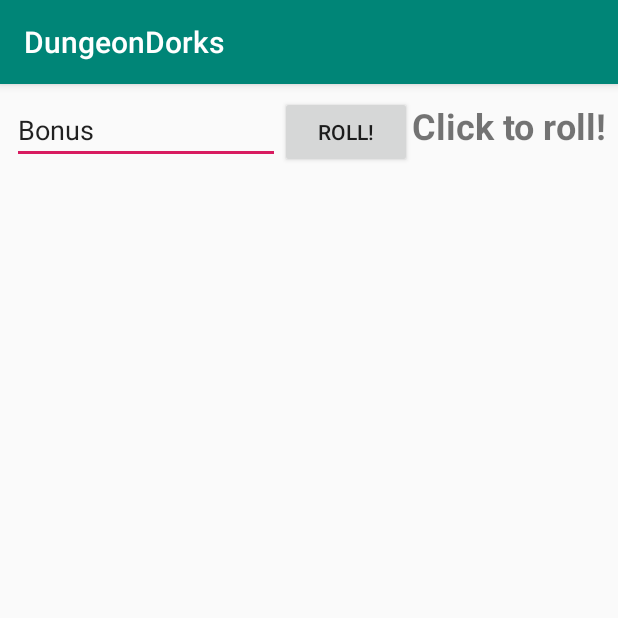
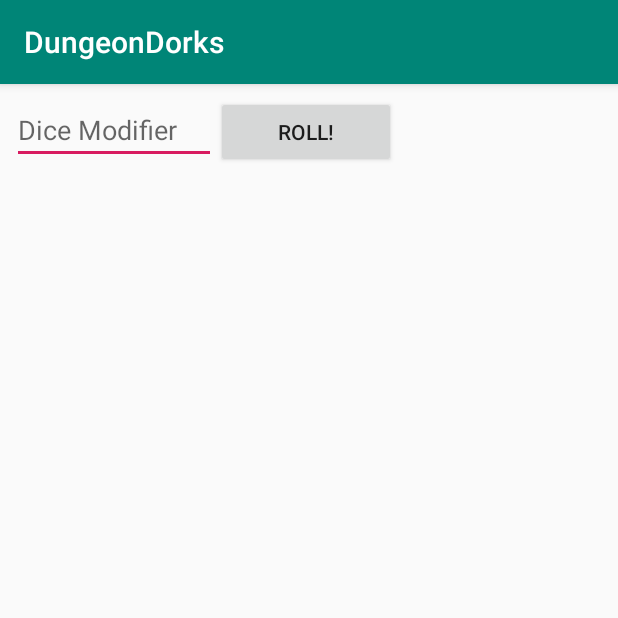
Before and after one commit to wrsexton/DungeonDorksAndroid, an Android app: the screen it shows after launch (DiceRollerActivity), on a phone screen of 412 x 824 dp, the top half of it. Run offline under Robolectric (Android 15) with nearby library versions, the phone set to English and light mode, and no system bars.

Commit message:
Got basic modifiers working, for real this time.

```diff
--- a/app/src/main/res/layout/activity_dice_roller.xml
+++ b/app/src/main/res/layout/activity_dice_roller.xml
@@ -18,25 +18,25 @@
                 android:layout_width="match_parent"
                 android:layout_height="wrap_content" android:id="@+id/tblRollRow1">
             <EditText
-                    android:layout_width="wrap_content"
+                    android:layout_width="100dp"
                     android:layout_height="wrap_content"
-                    android:inputType="textPersonName"
-                    android:text="Bonus"
+                    android:hint="Dice Modifier"
+                    android:inputType="number"
                     android:ems="10"
-                    android:id="@+id/inpBonus" android:layout_weight="1"/>
+                    android:id="@+id/edtModifier" android:layout_weight="1" tools:text="Modifier"/>
             <Button
                     android:text="Roll!"
-                    android:layout_width="wrap_content"
                     android:layout_height="wrap_content"
                     android:id="@+id/btnRoll"
-                    tools:layout_editor_absoluteY="56dp" tools:layout_editor_absoluteX="37dp"/>
+                    tools:layout_editor_absoluteY="56dp" tools:layout_editor_absoluteX="37dp"
+                    android:layout_width="120dp"/>
             <TextView
                     android:layout_height="wrap_content"
                     android:id="@+id/txtRollResult"
-                    android:textSize="24sp" android:textStyle="bold"
-                    android:text="Click to roll!" tools:layout_editor_absoluteY="56dp"
+                    android:textSize="18sp" android:textStyle="bold"
+                    tools:layout_editor_absoluteY="56dp"
                     tools:layout_editor_absoluteX="165dp"
-                    android:visibility="visible" android:layout_width="wrap_content"/>
+                    android:visibility="visible" android:layout_width="140dp" android:text=" "/>
         </LinearLayout>
     </LinearLayout>
 </android.support.constraint.ConstraintLayout>
```
